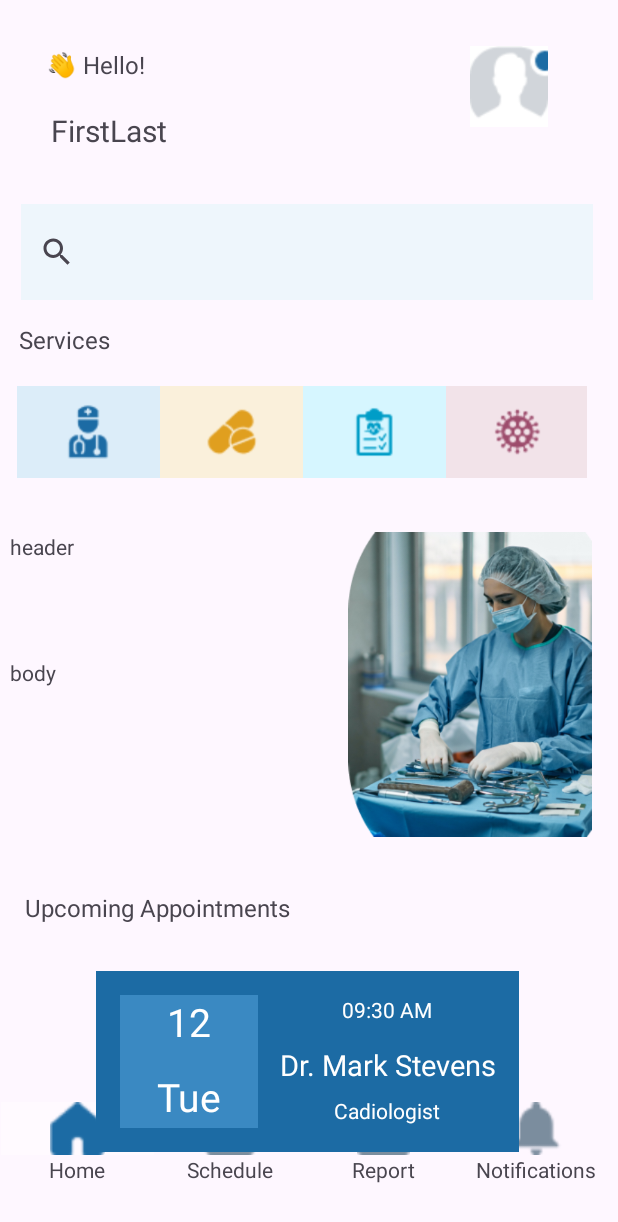
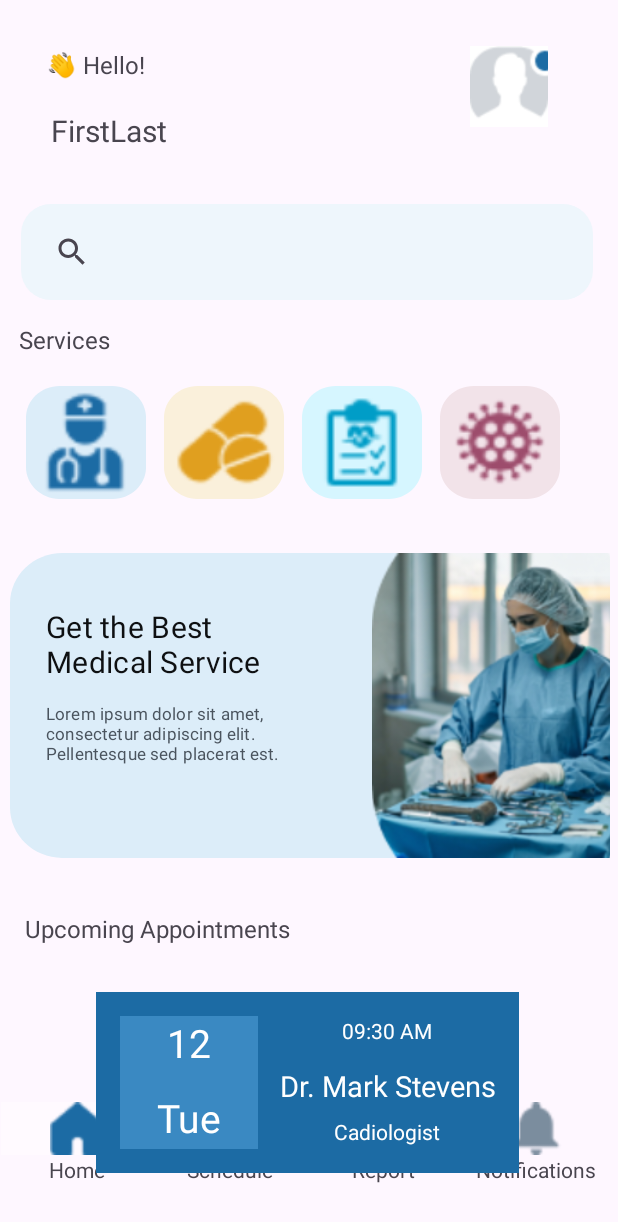
Before and after one commit to JashanpreetSinghp09/PHR_Project, an Android app: the HomepageActivity screen opened directly, with no data from a screen before it, on a phone screen of 412 x 824 dp. Shown: the top 1222 px of the screen. Run offline under Robolectric (Android 15) with nearby library versions, the phone set to English and light mode, and no system bars.

Commit message:
Styling changes
Styling changes done to homepage, added curves to services list

```diff
--- /dev/null
+++ b/PHRApplication/app/src/main/res/drawable/doctor.xml
@@ -0,0 +1,24 @@
+<?xml version="1.0" encoding="utf-8"?>
+<layer-list xmlns:android="http://schemas.android.com/apk/res/android">
+    <!-- Add the vector drawable directly -->
+    <item>
+        <vector
+            xmlns:android="http://schemas.android.com/apk/res/android"
+            xmlns:aapt="http://schemas.android.com/aapt"
+            android:width="42dp"
+            android:height="42dp"
+            android:viewportWidth="71.41"
+            android:viewportHeight="71.41">
+            <!-- Vector drawable content -->
+            <group>
+                <clip-path
+                    android:pathData="M20 0H51.4116C62.4573 0 71.4116 8.95431 71.4116 20V51.4116C71.4116 62.4573 62.4573 71.4116 51.4116 71.4116H20C8.95431 71.4116 0 62.4573 0 51.4116V20C0 8.95431 8.95431 0 20 0Z" />
+                <path
+                    android:pathData="M0 0V71.4116H71.4116V0"
+                    android:fillColor="#DCEDF9" />
+            </group>
+        </vector>
+    </item>
+    <!-- Add the image as the second layer -->
+    <item android:drawable="@drawable/doctorimg" />
+</layer-list>
--- /dev/null
+++ b/PHRApplication/app/src/main/res/drawable/medicine.xml
@@ -0,0 +1,23 @@
+<?xml version="1.0" encoding="utf-8"?>
+<layer-list xmlns:android="http://schemas.android.com/apk/res/android">
+    <item>
+        <vector
+            xmlns:android="http://schemas.android.com/apk/res/android"
+            xmlns:aapt="http://schemas.android.com/aapt"
+            android:width="42dp"
+            android:height="42dp"
+            android:viewportWidth="71.41"
+            android:viewportHeight="71.41">
+            <group>
+                <clip-path
+                    android:pathData="M20 0H51.4116C62.4573 0 71.4116 8.95431 71.4116 20V51.4116C71.4116 62.4573 62.4573 71.4116 51.4116 71.4116H20C8.95431 71.4116 0 62.4573 0 51.4116V20C0 8.95431 8.95431 0 20 0Z"
+                    />
+                <path
+                    android:pathData="M0 0V71.4116H71.4116V0"
+                    android:fillColor="#FAF0DB"
+                    />
+            </group>
+        </vector>
+    </item>
+    <item android:drawable="@drawable/medicineimg" />
+</layer-list>
--- /dev/null
+++ b/PHRApplication/app/src/main/res/drawable/nurse_background.xml
@@ -0,0 +1,18 @@
+<vector
+    xmlns:android="http://schemas.android.com/apk/res/android"
+    xmlns:aapt="http://schemas.android.com/aapt"
+    android:width="320.17dp"
+    android:height="169.38dp"
+    android:viewportWidth="320.17"
+    android:viewportHeight="169.38"
+    >
+    <group>
+        <clip-path
+            android:pathData="M28 0H292.167C307.631 0 320.167 12.536 320.167 28V141.381C320.167 156.845 307.631 169.381 292.167 169.381H28C12.536 169.381 0 156.845 0 141.381V28C0 12.536 12.536 0 28 0Z"
+            />
+        <path
+            android:pathData="M0 0V169.381H320.167V0"
+            android:fillColor="#DCEDF9"
+            />
+    </group>
+</vector>
--- /dev/null
+++ b/PHRApplication/app/src/main/res/drawable/reports.xml
@@ -0,0 +1,23 @@
+<?xml version="1.0" encoding="utf-8"?>
+<layer-list xmlns:android="http://schemas.android.com/apk/res/android">
+    <item>
+        <vector
+            xmlns:android="http://schemas.android.com/apk/res/android"
+            xmlns:aapt="http://schemas.android.com/aapt"
+            android:width="42dp"
+            android:height="42dp"
+            android:viewportWidth="71.41"
+            android:viewportHeight="71.41">
+            <group>
+                <clip-path
+                    android:pathData="M20 0H51.4116C62.4573 0 71.4116 8.95431 71.4116 20V51.4116C71.4116 62.4573 62.4573 71.4116 51.4116 71.4116H20C8.95431 71.4116 0 62.4573 0 51.4116V20C0 8.95431 8.95431 0 20 0Z"
+                    />
+                <path
+                    android:pathData="M0 0V71.4116H71.4116V0"
+                    android:fillColor="#D6F6FF"
+                    />
+            </group>
+        </vector>
+    </item>
+    <item android:drawable="@drawable/reportsimg" />
+</layer-list>
--- /dev/null
+++ b/PHRApplication/app/src/main/res/drawable/searchview_background.xml
@@ -0,0 +1,10 @@
+<?xml version="1.0" encoding="utf-8"?>
+<layer-list xmlns:android="http://schemas.android.com/apk/res/android">
+    <item>
+        <shape android:shape="rectangle">
+            <solid android:color="#EEF6FC" />
+            <corners android:radius="20dp" />
+            <padding android:left="10dp" android:top="10dp" android:right="10dp" android:bottom="10dp" />
+        </shape>
+    </item>
+</layer-list>
--- /dev/null
+++ b/PHRApplication/app/src/main/res/drawable/virus.xml
@@ -0,0 +1,23 @@
+<?xml version="1.0" encoding="utf-8"?>
+<layer-list xmlns:android="http://schemas.android.com/apk/res/android">
+    <item>
+        <vector
+            xmlns:android="http://schemas.android.com/apk/res/android"
+            xmlns:aapt="http://schemas.android.com/aapt"
+            android:width="42dp"
+            android:height="42dp"
+            android:viewportWidth="71.41"
+            android:viewportHeight="71.41">
+            <group>
+                <clip-path
+                    android:pathData="M20 0H51.4116C62.4573 0 71.4116 8.95431 71.4116 20V51.4116C71.4116 62.4573 62.4573 71.4116 51.4116 71.4116H20C8.95431 71.4116 0 62.4573 0 51.4116V20C0 8.95431 8.95431 0 20 0Z"
+                    />
+                <path
+                    android:pathData="M0 0V71.4116H71.4116V0"
+                    android:fillColor="#F2E3E9"
+                    />
+            </group>
+        </vector>
+    </item>
+    <item android:drawable="@drawable/virusimg" />
+</layer-list>
--- a/PHRApplication/app/src/main/res/layout/activity_homepage.xml
+++ b/PHRApplication/app/src/main/res/layout/activity_homepage.xml
@@ -40,8 +40,8 @@
         android:layout_height="64dp"
         android:layout_marginTop="136dp"
         android:autofillHints="Search medical ..."
-        android:background="#EEF6FC"
         android:queryHint="Search medical ..."
+        android:background="@drawable/searchview_background"
         app:layout_constraintEnd_toEndOf="parent"
         app:layout_constraintHorizontal_bias="0.467"
         app:layout_constraintStart_toStartOf="parent"
@@ -75,11 +75,12 @@
 
     <LinearLayout
         android:id="@+id/linearLayout"
-        android:layout_width="380dp"
-        android:layout_height="61dp"
+        android:layout_width="396dp"
+        android:layout_height="75dp"
         android:layout_marginStart="36dp"
         android:layout_marginTop="20dp"
         android:layout_marginEnd="45dp"
+        android:gravity="center_horizontal"
         android:orientation="horizontal"
         app:layout_constraintEnd_toEndOf="parent"
         app:layout_constraintStart_toStartOf="parent"
@@ -87,39 +88,36 @@
 
         <ImageView
             android:id="@+id/imageView5"
-            android:layout_width="95dp"
+            android:layout_width="80dp"
             android:layout_height="match_parent"
-            android:background="#DCEDF9"
-            android:padding="10dp"
-            app:srcCompat="@drawable/dricon"
-            tools:srcCompat="@drawable/dricon" />
+            android:layout_marginLeft="10dp"
+            android:layout_marginEnd="12dp"
+            android:background="@drawable/doctor"
+            android:padding="10dp" />
 
         <ImageView
             android:id="@+id/imageView4"
-            android:layout_width="95dp"
+            android:layout_width="80dp"
             android:layout_height="match_parent"
-            android:background="#FAF0DB"
-            android:padding="10dp"
-            app:srcCompat="@drawable/nounpill"
-            tools:srcCompat="@drawable/nounpill" />
+            android:layout_marginEnd="12dp"
+            android:background="@drawable/medicine"
+            android:padding="10dp" />
 
         <ImageView
             android:id="@+id/imageView3"
-            android:layout_width="95dp"
+            android:layout_width="80dp"
             android:layout_height="match_parent"
-            android:background="#D6F6FF"
-            android:padding="10dp"
-            app:srcCompat="@drawable/medicaltest"
-            tools:srcCompat="@drawable/medicaltest" />
+            android:layout_marginEnd="12dp"
+            android:background="@drawable/reports"
+            android:padding="10dp" />
 
         <ImageView
             android:id="@+id/imageView2"
-            android:layout_width="95dp"
+            android:layout_width="80dp"
             android:layout_height="match_parent"
-            android:background="#F2E3E9"
-            android:padding="10dp"
-            app:srcCompat="@drawable/corona"
-            tools:srcCompat="@drawable/corona" />
+            android:layout_marginEnd="12dp"
+            android:background="@drawable/virus"
+            android:padding="10dp" />
     </LinearLayout>
 
     <LinearLayout
@@ -130,6 +128,7 @@
         android:layout_marginTop="36dp"
         android:layout_marginEnd="5dp"
         android:orientation="horizontal"
+        android:background="@drawable/nurse_background"
         app:layout_constraintEnd_toEndOf="parent"
         app:layout_constraintStart_toStartOf="parent"
         app:layout_constraintTop_toBottomOf="@+id/linearLayout">
@@ -140,21 +139,36 @@
             android:orientation="vertical">
 
             <TextView
-                android:id="@+id/textView7"
-                android:layout_width="match_parent"
-                android:layout_height="84dp"
-                android:text="header" />
+                android:id="@+id/get_the_bes"
+                android:layout_width="148dp"
+                android:layout_height="54dp"
+                android:layout_alignParentLeft="true"
+                android:layout_alignParentTop="true"
+                android:layout_marginLeft="24dp"
+                android:layout_marginTop="35.43dp"
+                android:gravity="top"
+                android:lineSpacingExtra="0sp"
+                android:text="@string/get_the_bes"
+                android:textAppearance="@style/get_the_bes" />
 
             <TextView
-                android:id="@+id/textView8"
-                android:layout_width="match_parent"
-                android:layout_height="119dp"
-                android:text="body" />
+                android:id="@+id/lorem_ipsum"
+                android:layout_width="168dp"
+                android:layout_height="45dp"
+                android:layout_alignParentLeft="true"
+                android:layout_marginLeft="24dp"
+                android:layout_alignParentTop="true"
+                android:layout_marginTop="10dp"
+                android:text="@string/lorem_ipsum"
+                android:textAppearance="@style/lorem_ipsum"
+                android:lineSpacingExtra="0sp"
+                android:gravity="top" />
         </LinearLayout>
 
         <ImageView
+            android:layout_marginLeft="24dp"
             android:id="@+id/imageView6"
-            android:layout_width="match_parent"
+            android:layout_width="170dp"
             android:layout_height="match_parent"
             app:srcCompat="@drawable/nurseimg" />
 
--- a/PHRApplication/app/src/main/res/values/strings.xml
+++ b/PHRApplication/app/src/main/res/values/strings.xml
@@ -1,3 +1,9 @@
 <resources>
     <string name="app_name">PHR-Application</string>
+    <string name="get_the_bes">
+Get the Best \nMedical Service
+</string>
+    <string name="lorem_ipsum">
+Lorem ipsum dolor sit amet, consectetur adipiscing elit. Pellentesque sed placerat est.
+</string>
 </resources>
--- a/PHRApplication/app/src/main/res/values/themes.xml
+++ b/PHRApplication/app/src/main/res/values/themes.xml
@@ -6,4 +6,16 @@
     </style>
 
     <style name="Theme.PHRApplication" parent="Base.Theme.PHRApplication" />
+
+    <style name="get_the_bes">
+        <item name="android:textSize">20sp</item>
+        <item name="android:letterSpacing">0.01</item>
+        <item name="android:textColor">#0E1012</item>
+    </style>
+
+    <style name="lorem_ipsum">
+        <item name="android:textSize">11sp</item>
+        <item name="android:letterSpacing">0.01</item>
+        <item name="android:textColor">#4A545E</item>
+    </style>
 </resources>
```
Also changed, not shown: PHRApplication/app/src/main/res/drawable/doctorimg.png (added), PHRApplication/app/src/main/res/drawable/dricon.png (deleted), PHRApplication/app/src/main/res/drawable/medicineimg.png (added), PHRApplication/app/src/main/res/drawable/nurseimg.png, PHRApplication/app/src/main/res/drawable/reportsimg.png (added), PHRApplication/app/src/main/res/drawable/virusimg.png (added).
